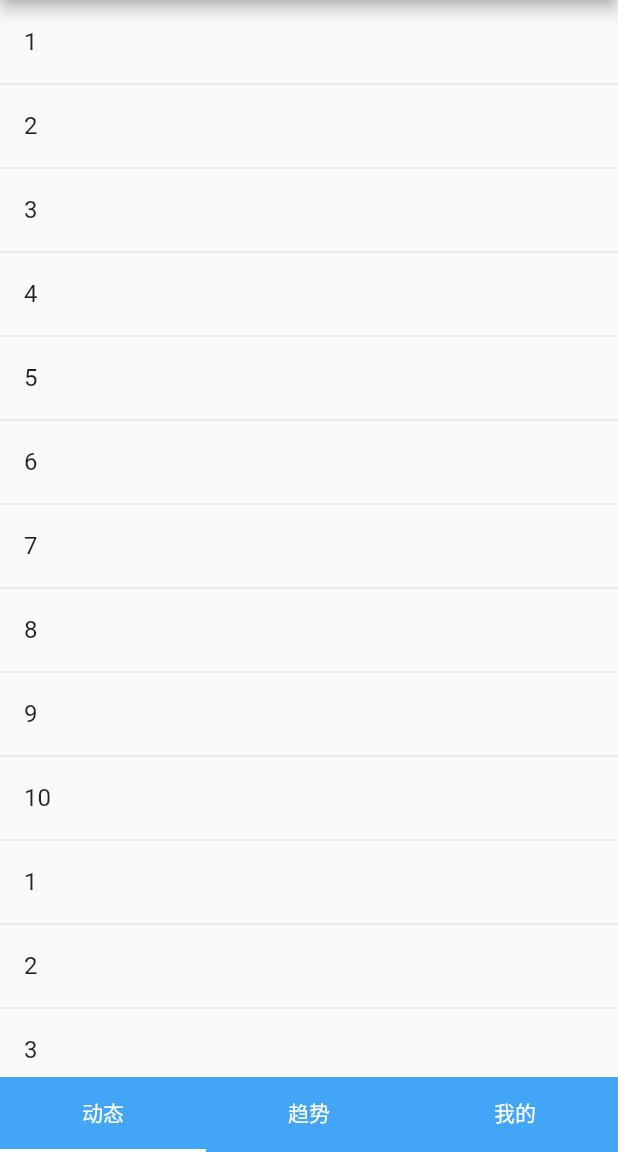
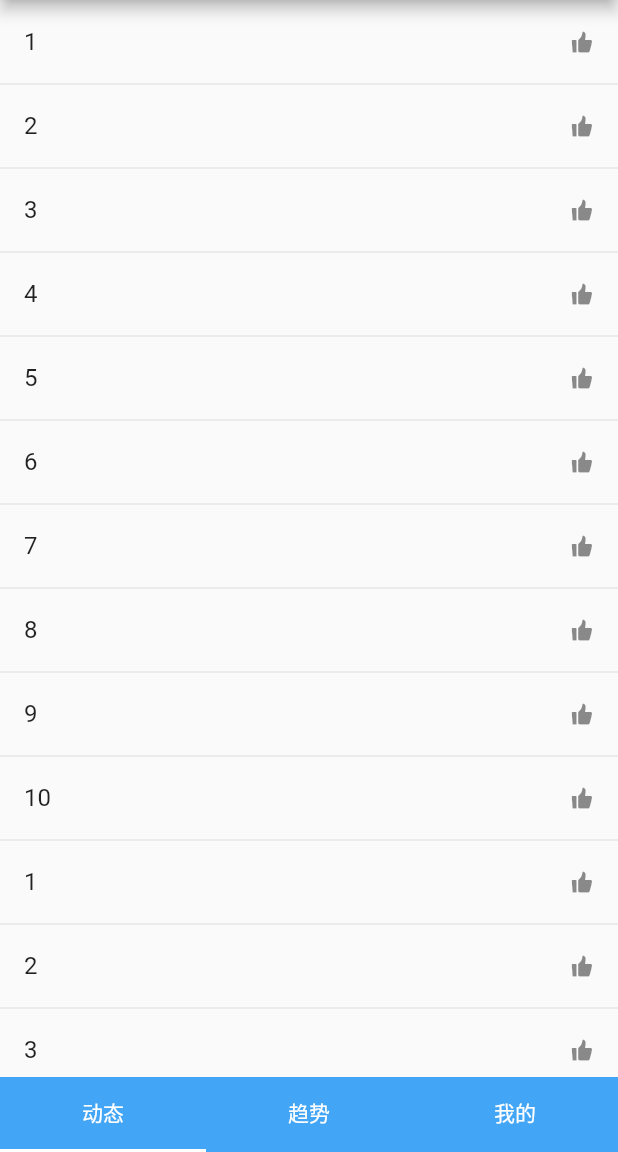
Before and after one commit to woodccc/flutter_pie, a Flutter app: the screen it shows after launch, on a phone screen of 412 x 824 dp, the part 84-1236 px from its top. Run offline on Flutter 3.47's test engine with Material 2 defaults, Android fonts, the phone set to English and light mode, and no system bars; our stand-ins replace flutter_spinkit.

Commit message:
引入 iocnfont

```diff
--- a/lib/pages/page_one.dart
+++ b/lib/pages/page_one.dart
@@ -89,6 +89,7 @@ class _PageOneState extends State<PageOne> with AutomaticKeepAliveClientMixin {
 
     return ListTile(
       title: Text(_words[index]),
+      trailing: Icon(IconData(0xe600, fontFamily: "iconfont"), size: 16.0)
     );
   }
 
--- a/pubspec.yaml
+++ b/pubspec.yaml
@@ -71,3 +71,8 @@ flutter:
   #
   # For details regarding fonts from package dependencies,
   # see https://flutter.dev/custom-fonts/#from-packages
+
+  fonts:
+    - family: iconfont
+      fonts:
+        - asset: static/font/iconfont.ttf
```
Also changed, not shown: static/font/iconfont.ttf (added).
